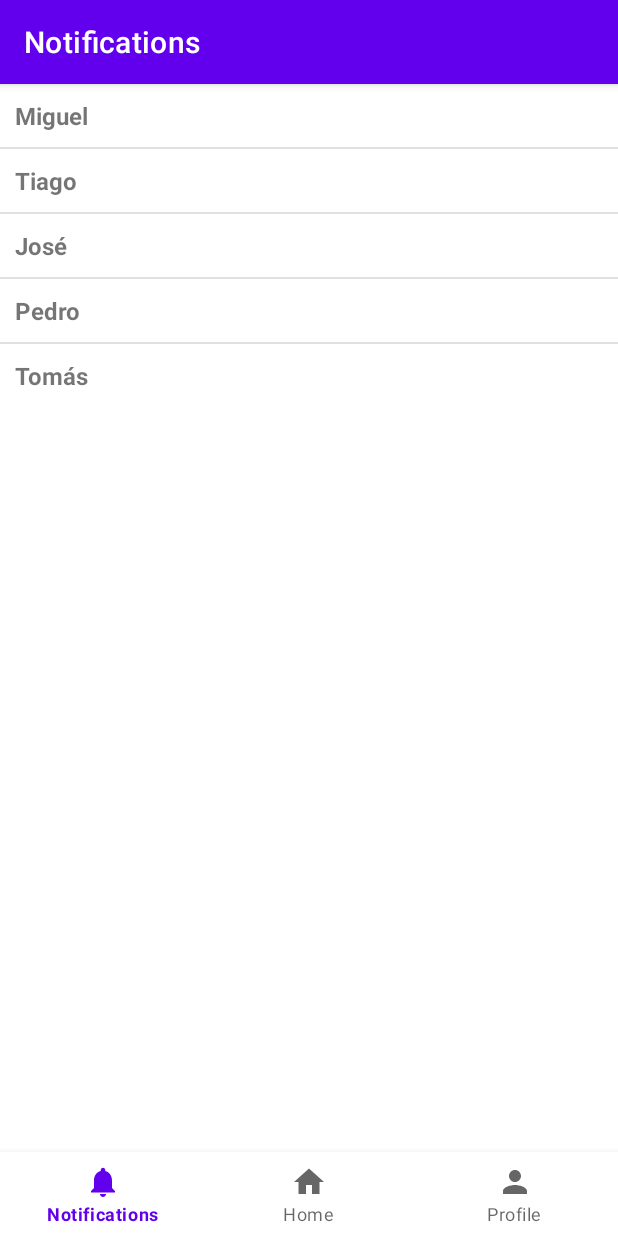
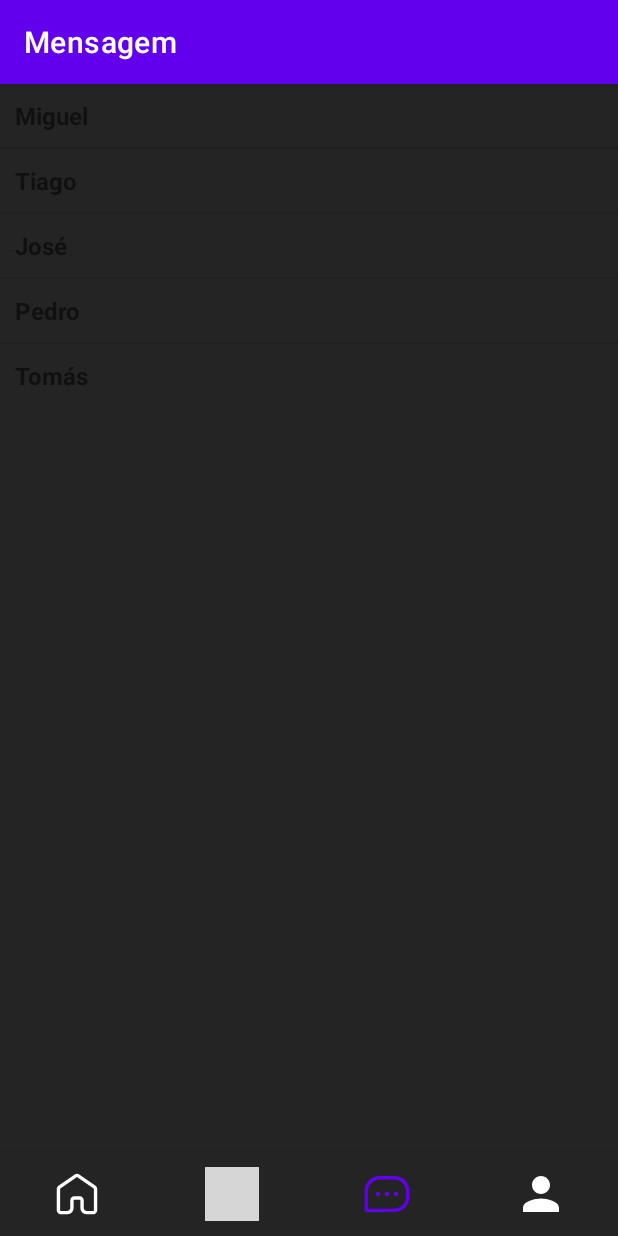
Before and after one commit to josePedroAguiar/MEI-IHC-AndroidStudio, an Android app: the NotificationsFragment screen opened through its navigation route, on a phone screen of 412 x 824 dp. Run offline under Robolectric (Android 15) with nearby library versions, the phone set to English and light mode, and no system bars; our stand-ins replace navigation-ui; libraries missing offline, so code that uses them is left out: com.bluehomestudio.luckywheel; 16 statements that could not run were skipped; grey boxes are pictures that could not be loaded.

Commit message:
new nav bar

```diff
--- a/app/src/main/java/com/example/ihc/MainActivity.java
+++ b/app/src/main/java/com/example/ihc/MainActivity.java
@@ -52,7 +52,8 @@ public class MainActivity extends AppCompatActivity {
                 .build();
         NavController navController = Navigation.findNavController(this, R.id.nav_host_fragment_activity_main);
         NavigationUI.setupActionBarWithNavController(this, navController, appBarConfiguration);
-        NavigationUI.setupWithNavController(binding.navView, navController);}
+        NavigationUI.setupWithNavController(binding.navView, navController);
+    }
 }
        /* recyclerView
                 = (RecyclerView)findViewById(
--- a/app/src/main/java/com/example/ihc/ui/notifications/NotificationsFragment.java
+++ b/app/src/main/java/com/example/ihc/ui/notifications/NotificationsFragment.java
@@ -22,6 +22,7 @@ public class NotificationsFragment extends Fragment {
 
     private FragmentNotificationsBinding binding;
     ArrayList <String> nomes = new ArrayList (Arrays.asList(new String[]{"Miguel", "Tiago", "José", "Pedro", "Tomás"}));
+    ArrayList <String> subitems = new ArrayList (Arrays.asList(new String[]{"Miguel", "Tiago", "José", "Pedro", "Tomás"}));
     public View onCreateView(@NonNull LayoutInflater inflater,
                              ViewGroup container, Bundle savedInstanceState) {
         NotificationsViewModel notificationsViewModel =
--- /dev/null
+++ b/app/src/main/res/color/bnv_tab_item_foreground.xml
@@ -0,0 +1,5 @@
+<?xml version="1.0" encoding="utf-8"?>
+<selector xmlns:android="http://schemas.android.com/apk/res/android">
+    <item android:state_selected="true" android:color="@color/purple_500" />
+    <item android:color="@android:color/white"  />
+</selector>
--- /dev/null
+++ b/app/src/main/res/drawable/_1_home.xml
@@ -0,0 +1,4 @@
+<vector android:height="50dp" android:viewportHeight="25"
+    android:viewportWidth="25" android:width="50dp" xmlns:android="http://schemas.android.com/apk/res/android">
+    <path android:fillColor="#ffffff" android:pathData="M19.25,21h-3c-1.52,0 -2.75,-1.23 -2.75,-2.75v-3.5c0,-0.14 -0.11,-0.25 -0.25,-0.25h-2.5c-0.14,0 -0.25,0.11 -0.25,0.25v3.5c0,1.52 -1.23,2.75 -2.75,2.75h-3C3.79,21 3,20.21 3,19.25V9.77C3,9.2 3.28,8.66 3.75,8.34L11,3.28c0.6,-0.42 1.4,-0.42 2,0l7.25,5.05C20.72,8.66 21,9.2 21,9.77v9.48C21,20.21 20.21,21 19.25,21zM10.75,13h2.5c0.96,0 1.75,0.79 1.75,1.75v3.5c0,0.69 0.56,1.25 1.25,1.25h3c0.14,0 0.25,-0.11 0.25,-0.25V9.77c0,-0.08 -0.04,-0.16 -0.11,-0.21l-7.25,-5.05c-0.09,-0.06 -0.2,-0.06 -0.29,0L4.61,9.57C4.54,9.61 4.5,9.69 4.5,9.77v9.48c0,0.14 0.11,0.25 0.25,0.25h3C8.44,19.5 9,18.94 9,18.25v-3.5C9,13.79 9.79,13 10.75,13z"/>
+</vector>
--- /dev/null
+++ b/app/src/main/res/drawable/_7_chat.xml
@@ -0,0 +1,18 @@
+<vector xmlns:android="http://schemas.android.com/apk/res/android"
+    android:width="24dp"
+    android:height="24dp"
+    android:viewportWidth="24"
+    android:viewportHeight="24">
+  <path
+      android:pathData="M15.25,20H2.75C2.34,20 2,19.66 2,19.25v-8.5C2,7.03 5.03,4 8.75,4h6.5C18.97,4 22,7.03 22,10.75v2.5C22,16.97 18.97,20 15.25,20zM3.5,18.5h11.75c2.89,0 5.25,-2.36 5.25,-5.25v-2.5c0,-2.9 -2.36,-5.25 -5.25,-5.25h-6.5c-2.89,0 -5.25,2.35 -5.25,5.25V18.5z"
+      android:fillColor="#ffffff"/>
+  <path
+      android:pathData="M8,13c-0.26,0 -0.52,-0.11 -0.71,-0.29C7.11,12.52 7,12.26 7,12c0,-0.27 0.11,-0.52 0.29,-0.71c0.37,-0.37 1.05,-0.37 1.42,0c0.04,0.05 0.08,0.1 0.12,0.15c0.04,0.06 0.07,0.12 0.09,0.18c0.03,0.06 0.05,0.12 0.06,0.18C8.99,11.87 9,11.94 9,12s-0.01,0.13 -0.02,0.2c-0.01,0.06 -0.03,0.12 -0.06,0.18c-0.02,0.06 -0.05,0.12 -0.09,0.17c-0.04,0.06 -0.08,0.11 -0.12,0.16C8.52,12.89 8.26,13 8,13z"
+      android:fillColor="#ffffff"/>
+  <path
+      android:pathData="M12,13c-0.13,0 -0.26,-0.03 -0.38,-0.08c-0.13,-0.05 -0.23,-0.12 -0.33,-0.21C11.11,12.52 11,12.26 11,12c0,-0.13 0.03,-0.26 0.08,-0.38c0.05,-0.13 0.12,-0.23 0.21,-0.33c0.1,-0.09 0.2,-0.16 0.33,-0.21c0.18,-0.08 0.38,-0.1 0.57,-0.06c0.07,0.01 0.13,0.03 0.19,0.06c0.06,0.02 0.12,0.05 0.17,0.09c0.06,0.03 0.11,0.08 0.16,0.12c0.09,0.1 0.16,0.2 0.21,0.33C12.97,11.74 13,11.87 13,12c0,0.26 -0.11,0.52 -0.29,0.71c-0.05,0.04 -0.1,0.09 -0.16,0.12c-0.05,0.04 -0.11,0.07 -0.17,0.09c-0.06,0.03 -0.12,0.05 -0.19,0.06C12.13,12.99 12.06,13 12,13z"
+      android:fillColor="#ffffff"/>
+  <path
+      android:pathData="M16,13c-0.06,0 -0.13,-0.01 -0.19,-0.02c-0.07,-0.01 -0.13,-0.03 -0.19,-0.06c-0.06,-0.02 -0.12,-0.05 -0.18,-0.09c-0.05,-0.04 -0.1,-0.08 -0.15,-0.12C15.11,12.52 15,12.27 15,12c0,-0.13 0.03,-0.26 0.08,-0.38c0.05,-0.12 0.12,-0.23 0.21,-0.33c0.05,-0.04 0.1,-0.08 0.15,-0.12c0.06,-0.04 0.12,-0.07 0.18,-0.09c0.06,-0.03 0.12,-0.05 0.19,-0.06c0.32,-0.06 0.66,0.04 0.9,0.27C16.89,11.48 17,11.74 17,12c0,0.06 -0.01,0.13 -0.02,0.2c-0.01,0.06 -0.03,0.12 -0.06,0.18c-0.02,0.06 -0.05,0.12 -0.09,0.18c-0.04,0.05 -0.08,0.1 -0.12,0.15C16.52,12.89 16.26,13 16,13z"
+      android:fillColor="#ffffff"/>
+</vector>
--- /dev/null
+++ b/app/src/main/res/drawable/home_1.xml
@@ -0,0 +1,4 @@
+<vector android:height="40dp" android:viewportHeight="24"
+    android:viewportWidth="24" android:width="40dp" xmlns:android="http://schemas.android.com/apk/res/android">
+    <path android:fillColor="#ffffff" android:pathData="M19.25,21h-3c-1.52,0 -2.75,-1.23 -2.75,-2.75v-3.5c0,-0.14 -0.11,-0.25 -0.25,-0.25h-2.5c-0.14,0 -0.25,0.11 -0.25,0.25v3.5c0,1.52 -1.23,2.75 -2.75,2.75h-3C3.79,21 3,20.21 3,19.25V9.77C3,9.2 3.28,8.66 3.75,8.34L11,3.28c0.6,-0.42 1.4,-0.42 2,0l7.25,5.05C20.72,8.66 21,9.2 21,9.77v9.48C21,20.21 20.21,21 19.25,21zM10.75,13h2.5c0.96,0 1.75,0.79 1.75,1.75v3.5c0,0.69 0.56,1.25 1.25,1.25h3c0.14,0 0.25,-0.11 0.25,-0.25V9.77c0,-0.08 -0.04,-0.16 -0.11,-0.21l-7.25,-5.05c-0.09,-0.06 -0.2,-0.06 -0.29,0L4.61,9.57C4.54,9.61 4.5,9.69 4.5,9.77v9.48c0,0.14 0.11,0.25 0.25,0.25h3C8.44,19.5 9,18.94 9,18.25v-3.5C9,13.79 9.79,13 10.75,13z"/>
+</vector>
--- a/app/src/main/res/drawable/ic_baseline_person_24.xml
+++ b/app/src/main/res/drawable/ic_baseline_person_24.xml
@@ -1,4 +1,4 @@
-<vector android:height="24dp" android:tint="#000000"
+<vector android:height="24dp" android:tint="#FFFFFF"
     android:viewportHeight="24" android:viewportWidth="24"
     android:width="24dp" xmlns:android="http://schemas.android.com/apk/res/android">
     <path android:fillColor="@android:color/white" android:pathData="M12,12c2.21,0 4,-1.79 4,-4s-1.79,-4 -4,-4 -4,1.79 -4,4 1.79,4 4,4zM12,14c-2.67,0 -8,1.34 -8,4v2h16v-2c0,-2.66 -5.33,-4 -8,-4z"/>
--- a/app/src/main/res/drawable/ic_dashboard_black_24dp.xml
+++ b/app/src/main/res/drawable/ic_dashboard_black_24dp.xml
@@ -4,6 +4,6 @@
     android:viewportWidth="24.0"
     android:viewportHeight="24.0">
     <path
-        android:fillColor="#FF000000"
+        android:fillColor="#FFFFFF"
         android:pathData="M3,13h8L11,3L3,3v10zM3,21h8v-6L3,15v6zM13,21h8L21,11h-8v10zM13,3v6h8L21,3h-8z" />
 </vector>
--- a/app/src/main/res/drawable/ic_home_black_24dp.xml
+++ b/app/src/main/res/drawable/ic_home_black_24dp.xml
@@ -4,6 +4,6 @@
     android:viewportWidth="24.0"
     android:viewportHeight="24.0">
     <path
-        android:fillColor="#FF000000"
+        android:fillColor="#FFFFFF"
         android:pathData="M10,20v-6h4v6h5v-8h3L12,3 2,12h3v8z" />
 </vector>
--- a/app/src/main/res/drawable/ic_notifications_black_24dp.xml
+++ b/app/src/main/res/drawable/ic_notifications_black_24dp.xml
@@ -4,6 +4,6 @@
     android:viewportWidth="24.0"
     android:viewportHeight="24.0">
     <path
-        android:fillColor="#FF000000"
+        android:fillColor="#FFFFFF"
         android:pathData="M12,22c1.1,0 2,-0.9 2,-2h-4c0,1.1 0.89,2 2,2zM18,16v-5c0,-3.07 -1.64,-5.64 -4.5,-6.32L13.5,4c0,-0.83 -0.67,-1.5 -1.5,-1.5s-1.5,0.67 -1.5,1.5v0.68C7.63,5.36 6,7.92 6,11v5l-2,2v1h16v-1l-2,-2z" />
 </vector>
--- a/app/src/main/res/layout/activity_main.xml
+++ b/app/src/main/res/layout/activity_main.xml
@@ -4,15 +4,22 @@
     xmlns:tools="http://schemas.android.com/tools"
     android:id="@+id/container"
     android:layout_width="match_parent"
+    android:background="@color/background"
     android:layout_height="match_parent">
 
     <com.google.android.material.bottomnavigation.BottomNavigationView
         android:id="@+id/nav_view"
         android:layout_width="0dp"
-        android:layout_height="wrap_content"
+
+        android:layout_height="56dp"
         android:layout_marginStart="0dp"
         android:layout_marginEnd="0dp"
-        android:background="?android:attr/windowBackground"
+        android:background="@color/background"
+
+        app:itemIconSize="36dp"
+        app:itemIconTint="@color/bnv_tab_item_foreground"
+        app:itemTextColor="@color/bnv_tab_item_foreground"
+        app:labelVisibilityMode="unlabeled"
         app:layout_constraintBottom_toBottomOf="parent"
         app:layout_constraintLeft_toLeftOf="parent"
         app:layout_constraintRight_toRightOf="parent"
--- a/app/src/main/res/layout/content_profile.xml
+++ b/app/src/main/res/layout/content_profile.xml
@@ -11,7 +11,7 @@
         android:layout_height="wrap_content"
         android:layout_marginStart="0dp"
         android:layout_marginEnd="0dp"
-        android:background="?android:attr/windowBackground"
+
         app:layout_constraintBottom_toBottomOf="parent"
         app:layout_constraintLeft_toLeftOf="parent"
         app:layout_constraintRight_toRightOf="parent"
--- a/app/src/main/res/menu/bottom_nav_menu.xml
+++ b/app/src/main/res/menu/bottom_nav_menu.xml
@@ -2,14 +2,21 @@
 <menu xmlns:android="http://schemas.android.com/apk/res/android">
 
     <item
+        android:id="@+id/navigation_home"
+        android:icon="@drawable/home_1"
+
+        android:title="@string/title_home" />
+    <item
+        android:id="@+id/match"
+        android:icon="@drawable/ic_outline_person_pin_circle_24"
+        android:state_checked="true"
+
+        android:title="@string/title_home" />
+    <item
         android:id="@+id/navigation_notifications"
-        android:icon="@drawable/ic_notifications_black_24dp"
-        android:title="@string/title_notifications" />
+        android:icon="@drawable/_7_chat"
+        android:title="@string/title_mensagem" />
 
-    <item
-        android:id="@+id/navigation_home"
-        android:icon="@drawable/ic_home_black_24dp"
-        android:title="@string/title_home" />
 
     <item
         android:id="@+id/navigation_dashboard"
--- a/app/src/main/res/navigation/mobile_navigation.xml
+++ b/app/src/main/res/navigation/mobile_navigation.xml
@@ -9,6 +9,7 @@
         android:id="@+id/navigation_home"
         android:name="com.example.ihc.ui.home.HomeFragment"
         android:label="@string/title_home"
+
         tools:layout="@layout/fragment_home" />
 
     <fragment
@@ -20,6 +21,6 @@
     <fragment
         android:id="@+id/navigation_notifications"
         android:name="com.example.ihc.ui.notifications.NotificationsFragment"
-        android:label="@string/title_notifications"
+        android:label="@string/title_mensagem"
         tools:layout="@layout/fragment_notifications" />
 </navigation>
--- a/app/src/main/res/values/colors.xml
+++ b/app/src/main/res/values/colors.xml
@@ -7,4 +7,5 @@
     <color name="teal_700">#FF018786</color>
     <color name="black">#FF000000</color>
     <color name="white">#FFFFFFFF</color>
+    <color name="background">#242424</color>
 </resources>
--- a/app/src/main/res/values/strings.xml
+++ b/app/src/main/res/values/strings.xml
@@ -2,8 +2,11 @@
     <string name="app_name">IHC</string>
     <string name="title_home">Home</string>
     <string name="title_profile">Profile</string>
-    <string name="title_notifications">Notifications</string>
+    <string name="title_mensagem">Mensagem</string>
     <string name="title_activity_match">Match</string>
+
+
+
     <!-- Strings used for fragments for navigation -->
     <string name="first_fragment_label">First Fragment</string>
     <string name="second_fragment_label">Second Fragment</string>
--- a/app/src/main/res/values/themes.xml
+++ b/app/src/main/res/values/themes.xml
@@ -8,7 +8,7 @@
         <!-- Secondary brand color. -->
         <item name="colorSecondary">@color/teal_200</item>
         <item name="colorSecondaryVariant">@color/teal_700</item>
-        <item name="colorOnSecondary">@color/black</item>
+        <item name="colorOnSecondary">@color/white</item>
         <!-- Status bar color. -->
         <item name="android:statusBarColor">?attr/colorPrimaryVariant</item>
         <!-- Customize your theme here. -->
```
Also changed, not shown: app/src/main/res/layout/fragment_notifications.xml (+4 -8 lines).
